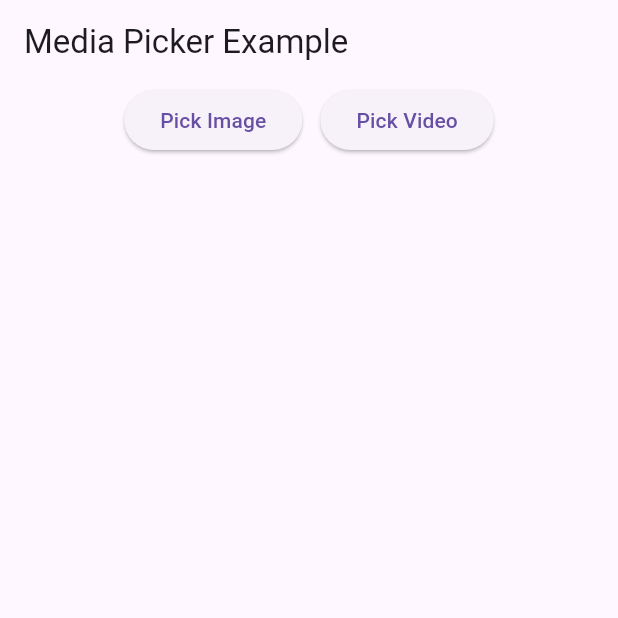
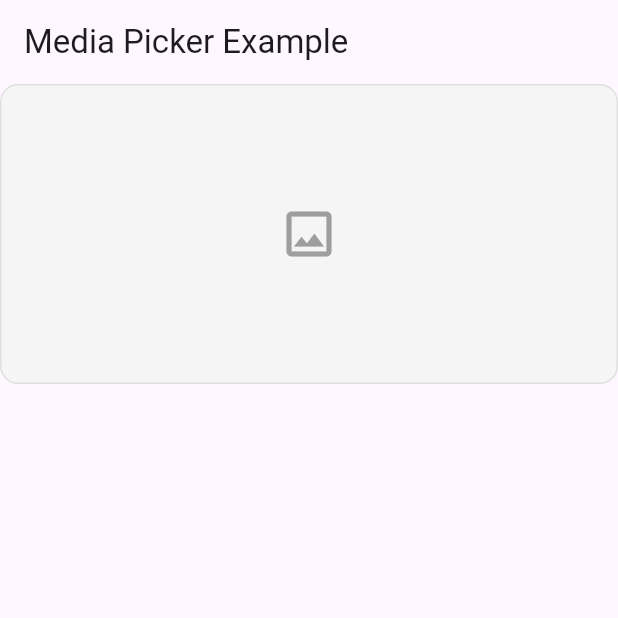
Before and after one commit to riyaz-raz/media_picker_view, a Flutter app: the screen it shows after launch, on a phone screen of 412 x 824 dp, the top half of it. Run offline on Flutter 3.47's test engine with Material 3 defaults, Android fonts, the phone set to English and light mode, and no system bars; our stand-ins replace flutter_cache_manager, flutter_riverpod, image_picker; missing offline and left inert: get_thumbnail_video.

Commit message:
- Added picker types - Added placeholders - Added picker dialog - Added initial pick options - Example improvements

```diff
--- a/example/lib/main.dart
+++ b/example/lib/main.dart
@@ -1,6 +1,7 @@
 import 'package:flutter/material.dart';
 import 'package:image_picker/image_picker.dart';
 import 'package:media_picker_view/media_picker_view.dart';
+import 'package:media_picker_view/util/media_type_checker.dart';
 
 void main() {
   runApp(ExampleApp());
@@ -17,51 +18,22 @@ class _ExampleAppState extends State<ExampleApp> {
   final picker = ImagePicker();
   final List<XFile> _selectedFiles = [];
 
-  bool isVideoFile(String path) {
-    return path.toLowerCase().endsWith(".mp4") ||
-        path.toLowerCase().endsWith(".mov");
-  }
-
-  Future<void> _pickMedia(ImageSource source, {bool pickVideo = false}) async {
-    final pickedFile = await (pickVideo
-        ? picker.pickVideo(source: source)
-        : picker.pickImage(source: source));
-
-    if (pickedFile != null) {
-      setState(() => _selectedFiles.add(pickedFile));
-    }
-  }
-
   @override
   Widget build(BuildContext context) {
     return MaterialApp(
       home: Scaffold(
         appBar: AppBar(title: const Text("Media Picker Example")),
-        body: Column(
-          children: [
-            MediaPreviewList(
-              files: _selectedFiles,
-              isVideoFile: isVideoFile,
-              onRemove: (index) => setState(() {
-                _selectedFiles.removeAt(index);
-              }),
-            ),
-            Row(
-              mainAxisAlignment: MainAxisAlignment.center,
-              children: [
-                ElevatedButton(
-                  onPressed: () => _pickMedia(ImageSource.gallery),
-                  child: const Text("Pick Image"),
-                ),
-                const SizedBox(width: 12),
-                ElevatedButton(
-                  onPressed: () =>
-                      _pickMedia(ImageSource.gallery, pickVideo: true),
-                  child: const Text("Pick Video"),
-                ),
-              ],
-            ),
-          ],
+        body: MediaPreviewList(
+          files: _selectedFiles,
+
+          onRemove: (index) => setState(() {
+            _selectedFiles.removeAt(index);
+          }),
+          onSelect: (file) {
+            if (file != null) {
+              _selectedFiles.add(file);
+            }
+          },
         ),
       ),
     );
--- a/lib/media_picker_view.dart
+++ b/lib/media_picker_view.dart
@@ -3,13 +3,18 @@ import 'package:flutter/material.dart';
 import 'package:flutter_riverpod/flutter_riverpod.dart';
 import 'package:image_picker/image_picker.dart';
 import 'package:media_picker_view/repository/get_thumbnail_provider.dart';
+import 'package:media_picker_view/static/media_picker_type.dart';
+import 'package:media_picker_view/util/media_type_checker.dart';
+import 'package:media_picker_view/widget/empty_preview_widget.dart';
 
 /// A media preview widget that supports images & videos.
 class MediaPreviewList extends StatelessWidget {
   final List<XFile> files;
-  final bool Function(String path) isVideoFile;
   final void Function(int index) onRemove;
-  final Widget placeholder;
+  // final Widget placeholder;
+  final Function(XFile? file)? onSelect;
+  final Function(List<XFile>? files)? onMultiSelect;
+  final MediaPickerType mediaPickerType;
 
   /// Custom colors
   final Color loaderColor;
@@ -19,17 +24,21 @@ class MediaPreviewList extends StatelessWidget {
   const MediaPreviewList({
     super.key,
     required this.files,
-    required this.isVideoFile,
     required this.onRemove,
     this.loaderColor = Colors.orange,
     this.previewWidth = 150,
     this.previewHeight = 200,
-    this.placeholder = const SizedBox.shrink(),
+    this.onSelect,
+    this.onMultiSelect,
+    // this.placeholder = const EmptyPreviewWidget(),
+    this.mediaPickerType = MediaPickerType.media,
   });
 
   @override
   Widget build(BuildContext context) {
-    if (files.isEmpty) return placeholder;
+    if (files.isEmpty) {
+      return EmptyPreviewWidget(mediaPickerType: mediaPickerType);
+    }
 
     return Container(
       padding: const EdgeInsets.all(16),
--- /dev/null
+++ b/lib/static/media_picker_type.dart
@@ -0,0 +1 @@
+enum MediaPickerType { media, image, video }
--- /dev/null
+++ b/lib/widget/empty_preview_widget.dart
@@ -0,0 +1,43 @@
+import 'package:flutter/material.dart';
+import 'package:image_picker/image_picker.dart';
+import 'package:media_picker_view/static/media_picker_type.dart';
+
+class EmptyPreviewWidget extends StatelessWidget {
+  final MediaPickerType mediaPickerType;
+  const EmptyPreviewWidget({super.key, required this.mediaPickerType});
+
+  @override
+  Widget build(BuildContext context) {
+    return GestureDetector(
+      onTap: () {
+        final picker = ImagePicker();
+        final _ = switch (mediaPickerType) {
+          MediaPickerType.image => picker.pickImage(
+            source: ImageSource.gallery,
+          ),
+          MediaPickerType.video => picker.pickVideo(
+            source: ImageSource.gallery,
+          ),
+          _ => picker.pickMedia(),
+
+          // mediaPickerDialog(context),
+        };
+      }, // open the dialog
+      child: Container(
+        width: double.infinity,
+        height: 200,
+        decoration: BoxDecoration(
+          color: Colors.grey.shade100,
+          borderRadius: BorderRadius.circular(12),
+          border: Border.all(color: Colors.grey.shade300),
+        ),
+        child: ClipRRect(
+          borderRadius: BorderRadius.circular(12),
+          child: const Center(
+            child: Icon(Icons.image_outlined, color: Colors.grey, size: 40),
+          ),
+        ),
+      ),
+    );
+  }
+}
```
Also changed, not shown: lib/util/media_picker_dialog.dart (added, +59 -0 lines), example/pubspec.lock, lib/util/media_type_checker.dart (renamed from lib/utils/media_type_checker.dart).
